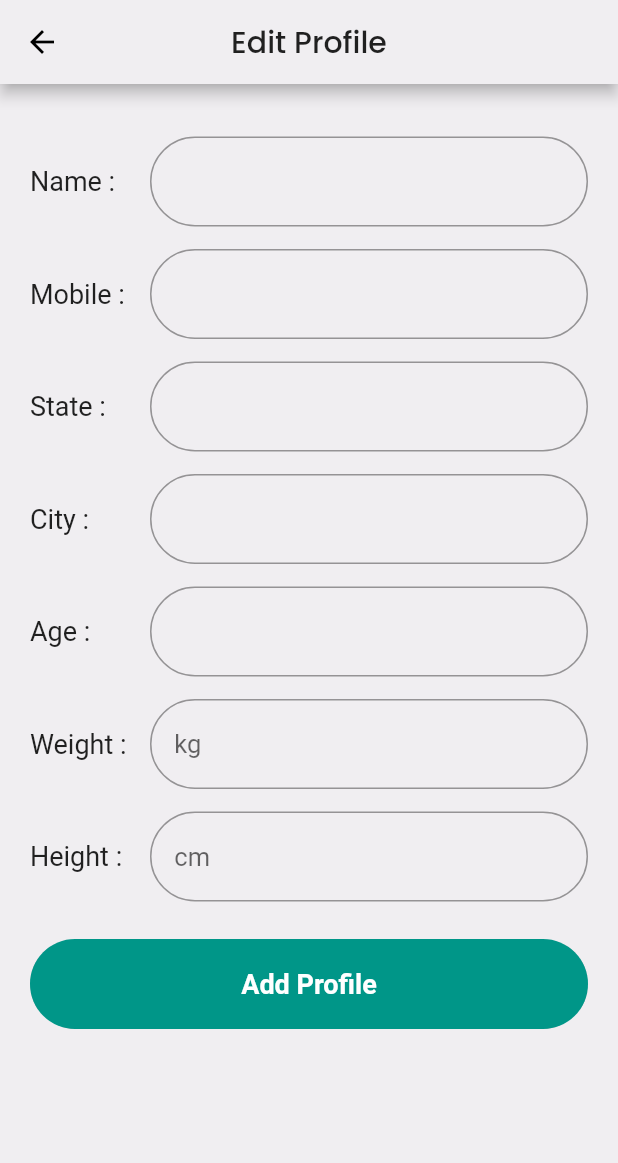
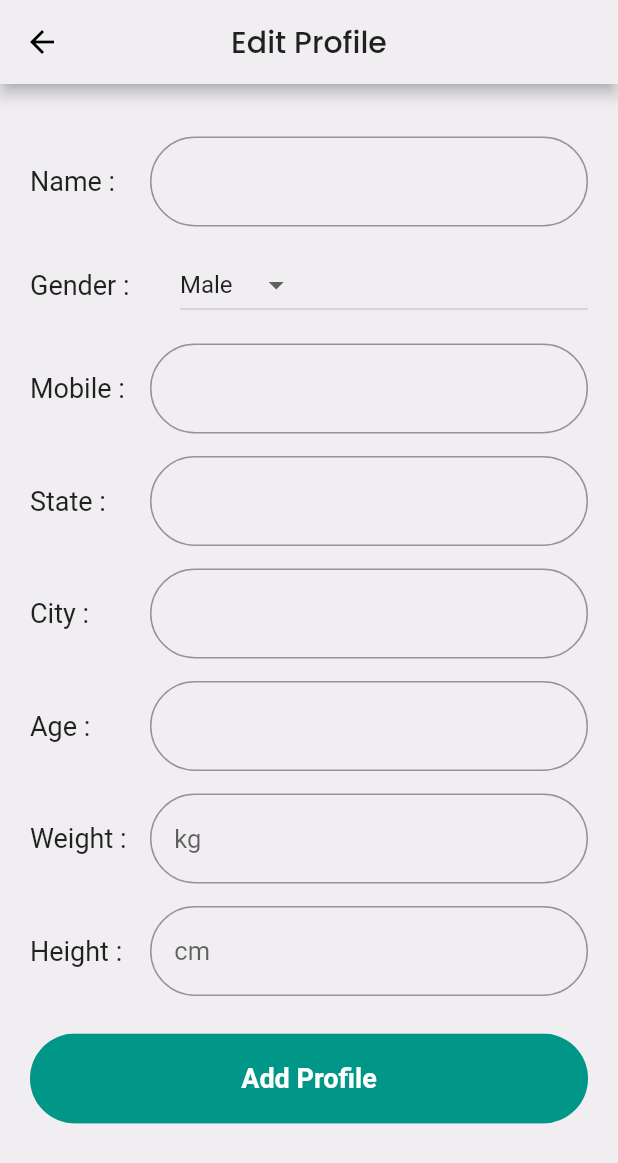
Before and after one commit to Harmanjit14/RAISE-Hack4She2020, a Flutter app: the CreateMyProfile screen opened by its route, on a phone screen of 412 x 824 dp. Shown: the top 1163 px of the screen. Run offline on Flutter 3.47's test engine with Material 2 defaults, Android fonts, the phone set to English and light mode, and no system bars; our stand-ins replace animated_text_kit, flutter_spinkit, font_awesome_flutter, geolocator, google_fonts, graphql and 3 more; missing offline and left inert: hasura_connect, permissions_plugin; accounts and stored records are empty.

Commit message:
good good

```diff
--- a/lib/Profilepage.dart
+++ b/lib/Profilepage.dart
@@ -682,6 +682,8 @@ class _CreateMyProfileState extends State<CreateMyProfile> with ColorFile {
     }
   }
 
+  int _value = 0;
+
   @override
   Widget build(BuildContext context) {
     return Scaffold(
@@ -725,6 +727,47 @@ class _CreateMyProfileState extends State<CreateMyProfile> with ColorFile {
                                   borderRadius: BorderRadius.circular(40))),
                           style: TextStyle(fontSize: 17, color: Colors.black),
                         ),
+                      ),
+                    ),
+                  ],
+                ),
+              ),
+              Container(
+                margin: EdgeInsets.fromLTRB(0, 15, 0, 0),
+                child: Row(
+                  children: [
+                    Container(
+                      width: 80,
+                      child: Text(
+                        "Gender : ",
+                        style: TextStyle(fontSize: 18),
+                      ),
+                    ),
+                    SizedBox(width: 20),
+                    Expanded(
+                      child: Container(
+                        child: DropdownButton(
+                            value: _value,
+                            items: [
+                              DropdownMenuItem(
+                                child: Text("Male"),
+                                value: 0,
+                                onTap: () {
+                                  tempgender = "M";
+                                },
+                              ),
+                              DropdownMenuItem(
+                                child: Text("Female"),
+                                value: 1,
+                                onTap: () {
+                                  tempgender = "F";
+                                },
+                              ),
+                            ],
+                            onChanged: (value) {
+                              _value = value;
+                              setState(() {});
+                            }),
                       ),
                     ),
                   ],
--- a/lib/data.dart
+++ b/lib/data.dart
@@ -21,7 +21,7 @@ Color activeColorP = Colors.black;
 double bmi;
 String bmiLog = "";
 String tempname = name;
-String tempgender = gender;
+String tempgender;
 String tempcity = city, tempstate = state, tempmobile = mobile;
 int tempage = age, tempheight = height, tempweight = weight;
 String token;
@@ -37,27 +37,6 @@ final Map<DateTime, List> periodDays = {
   DateTime(2020, 11, 1): ['Easter Sunday'],
   DateTime(2020, 11, 2): ['Easter Monday'],
 };
-// Client temp = Client()
-// HttpLink _httpLink = HttpLink(
-//   headers: {
-//     "Authorization": "$token",
-//   },
-//   uri: "https://healthzen-backend.herokuapp.com/graphql",
-// );
-// AuthLink _authLink = AuthLink(
-//   //  headerKey: "Authorization",
-//   getToken: () async {
-//     return "JWT $token";
-//   },
-// );
-// Link _link = _authLink.concat(_httpLink);
-// GraphQLClient _client = GraphQLClient(
-//   defaultPolicies: DefaultPolicies(
-//       mutate: Policies(error: ErrorPolicy.all, fetch: FetchPolicy.networkOnly),
-//       query: Policies(fetch: FetchPolicy.noCache)),
-//   cache: NormalizedInMemoryCache(dataIdFromObject: typenameDataIdFromObject),
-//   link: _link,
-// );
 
 Future<int> sendDistress() {
   print("started");
```
